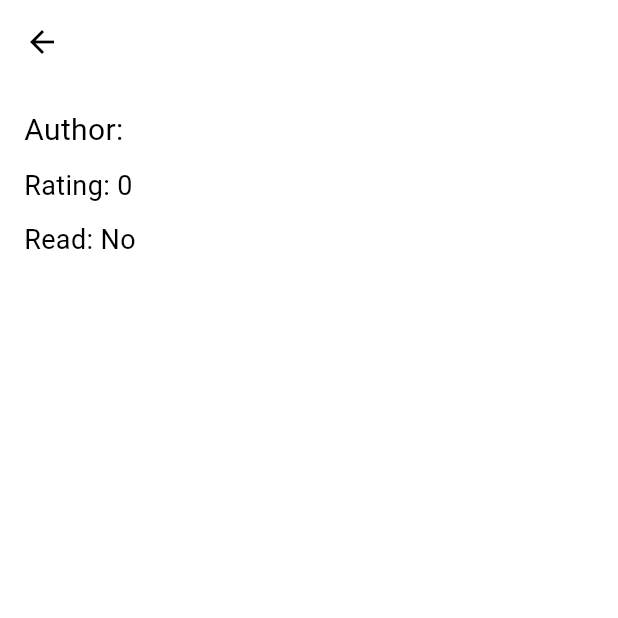
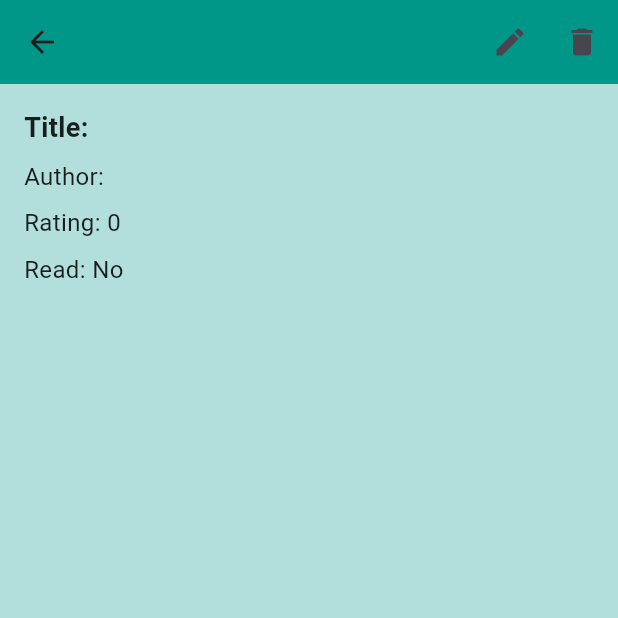
Before and after one commit to JoanNIRA/BookLibrary_Midsem-, a Flutter app: the BookDetailScreen screen opened directly with empty values, on a phone screen of 412 x 824 dp, the top half of it. Run offline on Flutter 3.47's test engine with Material 3 defaults, Android fonts, the phone set to English and light mode, and no system bars; our stand-ins replace shared_preferences, sqflite; accounts and stored records are empty.

Commit message:
Add files via upload

```diff
--- a/lib/configurations/routes.dart
+++ b/lib/configurations/routes.dart
@@ -3,7 +3,7 @@ import '../models/book.dart';
 import '../screens/add_edit.dart';
 import '../screens/book_details.dart';
 import '../screens/home_screen.dart';
-import '../screens/settings_screen.dart'; // Import the book model
+import '../screens/settings_screen.dart';
 
 class AppRoutes {
   static final routes = <String, WidgetBuilder>{
@@ -14,7 +14,7 @@ class AppRoutes {
     },
     '/detail': (context) {
       final BookModel? book = ModalRoute.of(context)?.settings.arguments as BookModel?;
-      return BookDetailScreen(book: book);
+      return BookDetailScreen(book: book!);
     },
     '/settings': (context) => SettingsScreen(),
   };
--- a/lib/configurations/theme.dart
+++ b/lib/configurations/theme.dart
@@ -2,20 +2,20 @@ import 'package:flutter/material.dart';
 
 class AppTheme {
   static final lightTheme = ThemeData(
-    primaryColor: Colors.white,
     brightness: Brightness.light,
-    colorScheme: ColorScheme.light(
-      primary: Colors.white,
-      secondary: Colors.teal,
+    primarySwatch: Colors.teal,
+    appBarTheme: AppBarTheme(
+      backgroundColor: Colors.teal,
+      titleTextStyle: TextStyle(color: Colors.white, fontSize: 20),
     ),
   );
 
   static final darkTheme = ThemeData(
-    primaryColor: Colors.black,
     brightness: Brightness.dark,
-    colorScheme: ColorScheme.dark(
-      primary: Colors.black,
-      secondary: Colors.teal,
+    primarySwatch: Colors.teal,
+    appBarTheme: AppBarTheme(
+      backgroundColor: Colors.teal[800],
+      titleTextStyle: TextStyle(color: Colors.white, fontSize: 20),
     ),
   );
 }
--- a/lib/models/book.dart
+++ b/lib/models/book.dart
@@ -5,7 +5,13 @@ class BookModel {
   final int rating;
   final bool isRead;
 
-  BookModel({required this.id, required this.title, required this.author, required this.rating, required this.isRead});
+  BookModel({
+    required this.id,
+    required this.title,
+    required this.author,
+    required this.rating,
+    required this.isRead,
+  });
 
   Map<String, dynamic> toMap() {
     return {
@@ -13,7 +19,31 @@ class BookModel {
       'title': title,
       'author': author,
       'rating': rating,
-      'isRead': isRead ? 1 : 0,
+      'isRead': isRead ? 1 : 0, // SQLite uses 0 for false and 1 for true
     };
   }
+
+  factory BookModel.fromMap(Map<String, dynamic> json) => BookModel(
+    id: json['id'],
+    title: json['title'],
+    author: json['author'],
+    rating: json['rating'],
+    isRead: json['isRead'] == 1,
+  );
+
+  BookModel copyWith({
+    int? id,
+    String? title,
+    String? author,
+    int? rating,
+    bool? isRead,
+  }) {
+    return BookModel(
+      id: id ?? this.id,
+      title: title ?? this.title,
+      author: author ?? this.author,
+      rating: rating ?? this.rating,
+      isRead: isRead ?? this.isRead,
+    );
+  }
 }
--- a/lib/screens/book_details.dart
+++ b/lib/screens/book_details.dart
@@ -1,34 +1,99 @@
 import 'package:flutter/material.dart';
+import 'package:provider/provider.dart';
 import '../models/book.dart';
+import '../state/book.dart';
+import 'add_edit.dart';
 
 class BookDetailScreen extends StatelessWidget {
-  final BookModel? book;
+  final BookModel book;
 
   BookDetailScreen({required this.book});
 
   @override
   Widget build(BuildContext context) {
+    final bookState = Provider.of<BookState>(context);
+
     return Scaffold(
       appBar: AppBar(
-        title: Text(book?.title ?? 'Book Detail'),
+        title: Text(book.title),
+        actions: [
+          IconButton(
+            icon: Icon(Icons.edit),
+            onPressed: () {
+              Navigator.push(
+                context,
+                MaterialPageRoute(
+                  builder: (context) => AddEditScreen(book: book),
+                ),
+              );
+            },
+          ),
+          IconButton(
+            icon: Icon(Icons.delete),
+            onPressed: () {
+              _showDeleteConfirmationDialog(context, bookState, book.id);
+            },
+          ),
+        ],
       ),
+      backgroundColor: Colors.teal[100],
       body: Padding(
-        padding: EdgeInsets.all(16.0),
-        child: book != null
-            ? Column(
+        padding: const EdgeInsets.all(16.0),
+        child: Column(
           crossAxisAlignment: CrossAxisAlignment.start,
           children: [
-            Text('Author: ${book!.author}', style: TextStyle(fontSize: 20)),
-            SizedBox(height: 10),
-            Text('Rating: ${book!.rating}', style: TextStyle(fontSize: 18)),
-            SizedBox(height: 10),
-            Text('Read: ${book!.isRead ? "Yes" : "No"}', style: TextStyle(fontSize: 18)),
+            Text(
+              'Title: ${book.title}',
+              style: TextStyle(fontSize: 18, fontWeight: FontWeight.bold, color: Colors.black87),
+            ),
+            SizedBox(height: 8),
+            Text(
+              'Author: ${book.author}',
+              style: TextStyle(fontSize: 16, color: Colors.black87),
+            ),
+            SizedBox(height: 8),
+            Text(
+              'Rating: ${book.rating}',
+              style: TextStyle(fontSize: 16, color: Colors.black87),
+            ),
+            SizedBox(height: 8),
+            Text(
+              'Read: ${book.isRead ? 'Yes' : 'No'}',
+              style: TextStyle(fontSize: 16, color: Colors.black87),
+            ),
+            if (book.isRead)
+              Icon(Icons.check_circle, color: Colors.green), // Visual indicator for read books
           ],
-        )
-            : Center(
-          child: Text('No book selected'),
         ),
       ),
     );
   }
+
+  void _showDeleteConfirmationDialog(BuildContext context, BookState bookState, int bookId) {
+    showDialog(
+      context: context,
+      builder: (context) {
+        return AlertDialog(
+          title: Text('Delete Book'),
+          content: Text('Are you sure you want to delete this book?'),
+          actions: [
+            TextButton(
+              onPressed: () {
+                Navigator.pop(context);
+              },
+              child: Text('Cancel'),
+            ),
+            TextButton(
+              onPressed: () {
+                bookState.deleteBook(bookId);
+                Navigator.pop(context);
+                Navigator.pop(context);
+              },
+              child: Text('Delete'),
+            ),
+          ],
+        );
+      },
+    );
+  }
 }
--- a/lib/screens/settings_screen.dart
+++ b/lib/screens/settings_screen.dart
@@ -8,8 +8,8 @@ import '../state/book.dart';
 class SettingsScreen extends StatelessWidget {
   @override
   Widget build(BuildContext context) {
-    final appState = Provider.of<AppSt>(context);
-    final bkState = Provider.of<BkSt>(context);
+    final appState = Provider.of<AppState>(context);
+    final bkState = Provider.of<BookState>(context);
 
     return Scaffold(
       appBar: AppBar(
--- a/lib/state/app.dart
+++ b/lib/state/app.dart
@@ -1,6 +1,6 @@
 import 'package:flutter/material.dart';
 
-class AppSt extends ChangeNotifier {
+class AppState extends ChangeNotifier {
   bool _isDarkMode = false;
   String _sortOrder = 'title';
 
--- a/lib/utils/constants.dart
+++ b/lib/utils/constants.dart
@@ -1,3 +1,3 @@
 class Constants {
-  static const String appName = 'Personal Book Library';
+  static const appName = 'My Book Library';
 }
--- a/lib/widgets/rating_stars.dart
+++ b/lib/widgets/rating_stars.dart
@@ -2,18 +2,19 @@ import 'package:flutter/material.dart';
 
 class RatingStars extends StatelessWidget {
   final int rating;
-  final void Function(int) onRatingChanged;
+  final Function(int) onRatingChanged;
 
   RatingStars({required this.rating, required this.onRatingChanged});
 
   @override
   Widget build(BuildContext context) {
     return Row(
+      mainAxisAlignment: MainAxisAlignment.center,
       children: List.generate(5, (index) {
         return IconButton(
           icon: Icon(
             index < rating ? Icons.star : Icons.star_border,
-            color: index < rating ? Colors.amber : Colors.grey,
+            color: Colors.amber,
           ),
           onPressed: () => onRatingChanged(index + 1),
         );
```
Also changed, not shown: lib/database_provider.dart (+31 -49 lines), lib/main.dart (+7 -8 lines), lib/repositories/book.dart (+3 -4 lines), lib/screens/add_edit.dart (+2 -14 lines), lib/screens/home_screen.dart (+18 -26 lines), lib/state/book.dart (+57 -43 lines), lib/widgets/book_card.dart (+17 -19 lines), lib/widgets/search.dart (added, +64 -0 lines), lib/preferences.dart (line endings or trailing spaces).
